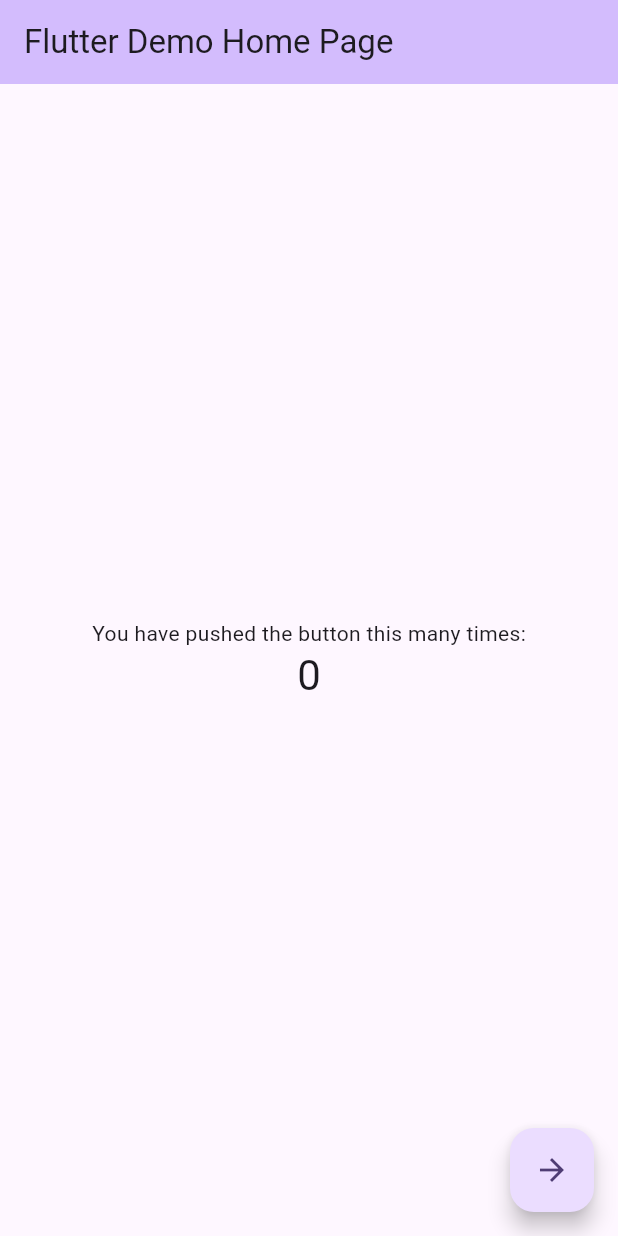
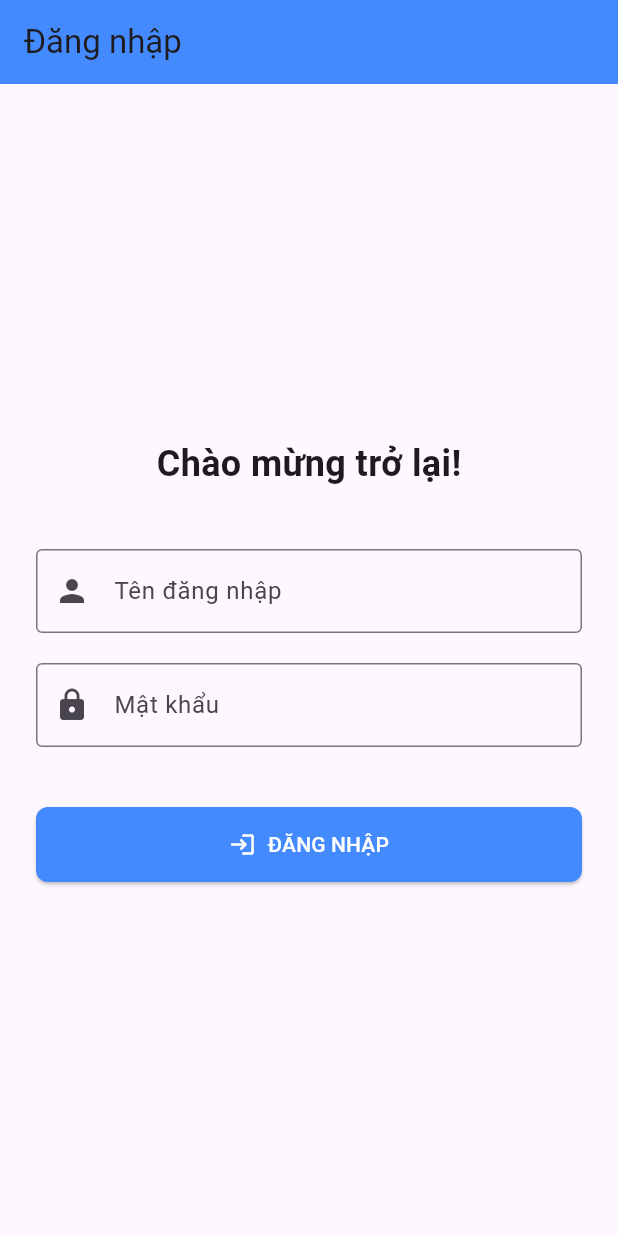
Before and after one commit to HuuNhanHUST/LanguageLearningApp-Flutter-Dart, a Flutter app: the screen it shows after launch, on a phone screen of 412 x 824 dp. Run offline on Flutter 3.47's test engine with Material 3 defaults, Android fonts, the phone set to English and light mode, and no system bars; our stand-ins replace flutter_riverpod, flutter_secure_storage.

Commit message:
FE(Auth): Implement Riverpod for auth state and secure JWT storage

```diff
--- a/languagelearningapp/lib/main.dart
+++ b/languagelearningapp/lib/main.dart
@@ -1,22 +1,16 @@
 import 'package:flutter/material.dart';
-import 'package:go_router/go_router.dart';
-
-// Define the router with two simple routes: home and details
-final GoRouter _router = GoRouter(
-  routes: [
-    GoRoute(
-      path: '/',
-      builder: (context, state) => const MyHomePage(title: 'Flutter Demo Home Page'),
-    ),
-    GoRoute(
-      path: '/details',
-      builder: (context, state) => const DetailsPage(),
-    ),
-  ],
-);
+import 'package:flutter_riverpod/flutter_riverpod.dart';
+import 'screens/home_screen.dart'; // Đã tạo: Home Screen
+import 'screens/login_screen.dart'; // Đã tạo: Login Screen
+import 'providers/auth_notifier.dart'; // Đã tạo: Auth Notifier
 
 void main() {
-  runApp(const MyApp());
+  // Bắt buộc bọc MyApp bằng ProviderScope
+  runApp(
+    const ProviderScope(
+      child: MyApp(),
+    ),
+  );
 }
 
 class MyApp extends StatelessWidget {
@@ -25,129 +19,52 @@ class MyApp extends StatelessWidget {
   // This widget is the root of your application.
   @override
   Widget build(BuildContext context) {
-    return MaterialApp.router(
-      title: 'Flutter Demo',
+    return MaterialApp(
+      title: 'Language Learning App',
       theme: ThemeData(
         colorScheme: ColorScheme.fromSeed(seedColor: Colors.deepPurple),
+        useMaterial3: true,
       ),
-      routerConfig: _router,
+      // AuthGate sẽ là widget quyết định hiển thị màn hình nào
+      home: const AuthGate(),
     );
   }
 }
 
-class MyHomePage extends StatefulWidget {
-  const MyHomePage({super.key, required this.title});
-
-  // This widget is the home page of your application. It is stateful, meaning
-  // that it has a State object (defined below) that contains fields that affect
-  // how it looks.
-
-  // This class is the configuration for the state. It holds the values (in this
-  // case the title) provided by the parent (in this case the App widget) and
-  // used by the build method of the State. Fields in a Widget subclass are
-  // always marked "final".
-
-  final String title;
+/// Widget trung gian xử lý luồng điều hướng (Routing) dựa trên trạng thái AuthState.
+class AuthGate extends ConsumerWidget {
+  const AuthGate({super.key});
 
   @override
-  State<MyHomePage> createState() => _MyHomePageState();
-}
+  Widget build(BuildContext context, WidgetRef ref) {
+    // Theo dõi trạng thái xác thực
+    final authState = ref.watch(authNotifierProvider);
 
-class _MyHomePageState extends State<MyHomePage> {
-  int _counter = 0;
+    if (authState.isLoading) {
+      // 1. Đang tải: Hiển thị màn hình chờ khi kiểm tra token lúc khởi động
+      return const Scaffold(
+        body: Center(
+          child: Column(
+            mainAxisAlignment: MainAxisAlignment.center,
+            children: [
+              CircularProgressIndicator(),
+              SizedBox(height: 10),
+              Text('Đang kiểm tra phiên đăng nhập...'),
+            ],
+          ),
+        ),
+      );
+    }
 
-  void _incrementCounter() {
-    setState(() {
-      // This call to setState tells the Flutter framework that something has
-      // changed in this State, which causes it to rerun the build method below
-      // so that the display can reflect the updated values. If we changed
-      // _counter without calling setState(), then the build method would not be
-      // called again, and so nothing would appear to happen.
-      _counter++;
-    });
-  }
-
-  @override
-  Widget build(BuildContext context) {
-    // This method is rerun every time setState is called, for instance as done
-    // by the _incrementCounter method above.
-    //
-    // The Flutter framework has been optimized to make rerunning build methods
-    // fast, so that you can just rebuild anything that needs updating rather
-    // than having to individually change instances of widgets.
-    return Scaffold(
-      appBar: AppBar(
-        // TRY THIS: Try changing the color here to a specific color (to
-        // Colors.amber, perhaps?) and trigger a hot reload to see the AppBar
-        // change color while the other colors stay the same.
-        backgroundColor: Theme.of(context).colorScheme.inversePrimary,
-        // Here we take the value from the MyHomePage object that was created by
-        // the App.build method, and use it to set our appbar title.
-        title: Text(widget.title),
-      ),
-      body: Center(
-        // Center is a layout widget. It takes a single child and positions it
-        // in the middle of the parent.
-        child: Column(
-          // Column is also a layout widget. It takes a list of children and
-          // arranges them vertically. By default, it sizes itself to fit its
-          // children horizontally, and tries to be as tall as its parent.
-          //
-          // Column has various properties to control how it sizes itself and
-          // how it positions its children. Here we use mainAxisAlignment to
-          // center the children vertically; the main axis here is the vertical
-          // axis because Columns are vertical (the cross axis would be
-          // horizontal).
-          //
-          // TRY THIS: Invoke "debug painting" (choose the "Toggle Debug Paint"
-          // action in the IDE, or press "p" in the console), to see the
-          // wireframe for each widget.
-          mainAxisAlignment: MainAxisAlignment.center,
-          children: <Widget>[
-            const Text('You have pushed the button this many times:'),
-            Text(
-              '$_counter',
-              style: Theme.of(context).textTheme.headlineMedium,
-            ),
-          ],
-        ),
-      ),
-      floatingActionButton: FloatingActionButton(
-        onPressed: () {
-          // Keep increment behavior and also navigate to details page
-          _incrementCounter();
-          context.go('/details');
-        },
-        tooltip: 'Increment & go',
-        child: const Icon(Icons.arrow_forward),
-      ), // This trailing comma makes auto-formatting nicer for build methods.
-    );
+    if (authState.isAuthenticated) {
+      // 2. Đã xác thực: Chuyển đến Trang Chủ
+      return const HomeScreen();
+    } else {
+      // 3. Chưa xác thực: Chuyển đến Trang Đăng nhập
+      return const LoginScreen();
+    }
   }
 }
 
-
-class DetailsPage extends StatelessWidget {
-  const DetailsPage({super.key});
-
-  @override
-  Widget build(BuildContext context) {
-    return Scaffold(
-      appBar: AppBar(
-        title: const Text('Details'),
-      ),
-      body: Center(
-        child: Column(
-          mainAxisSize: MainAxisSize.min,
-          children: [
-            const Text('This is the details page'),
-            const SizedBox(height: 12),
-            ElevatedButton(
-              onPressed: () => context.pop(),
-              child: const Text('Go back'),
-            ),
-          ],
-        ),
-      ),
-    );
-  }
-}
+// **LƯU Ý:** // Các widget cũ như GoRouter, MyHomePage, và DetailsPage đã được loại bỏ
+// để giữ cho file main.dart tập trung vào luồng xác thực mới.
--- /dev/null
+++ b/languagelearningapp/lib/providers/auth_notifier.dart
@@ -0,0 +1,91 @@
+import 'package:flutter_riverpod/flutter_riverpod.dart';
+import '../services/secure_storage_service.dart'; // Giả sử file này đã có
+
+// --- 1. Provider cho SecureStorageService (Phải có để inject) ---
+final secureStorageServiceProvider = Provider((ref) => SecureStorageService());
+
+// --- 2. Định nghĩa AuthState (Trạng thái) ---
+// Chứa dữ liệu về trạng thái xác thực hiện tại
+class AuthState {
+  final String? token;
+  final bool isAuthenticated;
+  final bool isLoading;
+
+  AuthState({this.token, this.isAuthenticated = false, this.isLoading = false});
+
+  // Hàm copyWith giúp tạo trạng thái mới dễ dàng hơn
+  AuthState copyWith({
+    String? token,
+    bool? isAuthenticated,
+    bool? isLoading,
+  }) {
+    return AuthState(
+      token: token ?? this.token,
+      isAuthenticated: isAuthenticated ?? this.isAuthenticated,
+      isLoading: isLoading ?? this.isLoading,
+    );
+  }
+}
+
+// --- 3. AuthNotifier (Logic) ---
+// Chứa các hàm login, logout và khôi phục trạng thái
+class AuthNotifier extends StateNotifier<AuthState> {
+  final SecureStorageService _storageService;
+
+  // Khởi tạo AuthNotifier với trạng thái ban đầu là Đang tải (Loading)
+  AuthNotifier(this._storageService) : super(AuthState(isLoading: true)) {
+    // Gọi hàm khôi phục trạng thái ngay khi Notifier được tạo
+    _initializeAuth();
+  }
+
+  /// Khôi phục trạng thái xác thực khi khởi động ứng dụng
+  Future<void> _initializeAuth() async {
+    final String? token = await _storageService.readToken();
+
+    if (token != null) {
+      // Giả định token hợp lệ, chuyển sang trạng thái đã đăng nhập
+      state = state.copyWith(token: token, isAuthenticated: true, isLoading: false);
+    } else {
+      // Không có token, chuyển sang trạng thái chờ đăng nhập
+      state = state.copyWith(isLoading: false);
+    }
+  }
+
+  /// Xử lý logic Đăng nhập
+  Future<void> login(String username, String password) async {
+    state = state.copyWith(isLoading: true);
+
+    // TODO: THỰC HIỆN GỌI API ĐĂNG NHẬP Ở ĐÂY
+    // Dùng token giả định cho mục đích demo
+    await Future.delayed(const Duration(seconds: 1)); // Mô phỏng độ trễ API
+    const String dummyToken = "jwt_token_123456";
+
+    // 1. Lưu token an toàn
+    await _storageService.saveToken(dummyToken);
+
+    // 2. Cập nhật trạng thái
+    state = state.copyWith(
+      token: dummyToken,
+      isAuthenticated: true,
+      isLoading: false,
+    );
+  }
+
+  /// Xử lý logic Đăng xuất
+  Future<void> logout() async {
+    state = state.copyWith(isLoading: true);
+
+    // 1. Xóa token khỏi bộ nhớ an toàn
+    await _storageService.deleteToken();
+
+    // 2. Cập nhật trạng thái về chưa đăng nhập
+    state = AuthState(isLoading: false); // Reset toàn bộ trạng thái
+  }
+}
+
+// --- 4. Provider cho AuthNotifier ---
+final authNotifierProvider = StateNotifierProvider<AuthNotifier, AuthState>((ref) {
+  // Lấy instance của SecureStorageService và truyền vào AuthNotifier
+  final storageService = ref.watch(secureStorageServiceProvider);
+  return AuthNotifier(storageService);
+});
--- /dev/null
+++ b/languagelearningapp/lib/screens/login_screen.dart
@@ -0,0 +1,80 @@
+import 'package:flutter/material.dart';
+import 'package:flutter_riverpod/flutter_riverpod.dart';
+import '../providers/auth_notifier.dart'; // Import AuthNotifier đã định nghĩa
+
+// LoginScreen là ConsumerWidget để tương tác với Riverpod
+class LoginScreen extends ConsumerWidget {
+  const LoginScreen({super.key});
+
+  @override
+  Widget build(BuildContext context, WidgetRef ref) {
+    // Theo dõi trạng thái isLoading
+    final isLoading = ref.watch(authNotifierProvider.select((state) => state.isLoading));
+
+    return Scaffold(
+      appBar: AppBar(
+        title: const Text('Đăng nhập'),
+        backgroundColor: Colors.blueAccent,
+      ),
+      body: Center(
+        child: Padding(
+          padding: const EdgeInsets.all(24.0),
+          child: Column(
+            mainAxisAlignment: MainAxisAlignment.center,
+            children: <Widget>[
+              const Text(
+                'Chào mừng trở lại!',
+                style: TextStyle(fontSize: 24, fontWeight: FontWeight.bold),
+              ),
+              const SizedBox(height: 40),
+              // Trường nhập liệu giả (có thể thêm TextEditingController sau)
+              const TextField(
+                decoration: InputDecoration(
+                  labelText: 'Tên đăng nhập',
+                  border: OutlineInputBorder(),
+                  prefixIcon: Icon(Icons.person),
+                ),
+              ),
+              const SizedBox(height: 20),
+              const TextField(
+                obscureText: true,
+                decoration: InputDecoration(
+                  labelText: 'Mật khẩu',
+                  border: OutlineInputBorder(),
+                  prefixIcon: Icon(Icons.lock),
+                ),
+              ),
+              const SizedBox(height: 40),
+              SizedBox(
+                width: double.infinity,
+                child: ElevatedButton.icon(
+                  onPressed: isLoading
+                      ? null // Vô hiệu hóa khi đang tải
+                      : () async {
+                    // Gọi hàm login từ AuthNotifier
+                    // Username/Password cứng: 'user'/'pass'
+                    await ref.read(authNotifierProvider.notifier).login('user', 'pass');
+                  },
+                  style: ElevatedButton.styleFrom(
+                    backgroundColor: Colors.blueAccent,
+                    foregroundColor: Colors.white,
+                    padding: const EdgeInsets.symmetric(vertical: 15),
+                    shape: RoundedRectangleBorder(borderRadius: BorderRadius.circular(8)),
+                  ),
+                  icon: isLoading
+                      ? const SizedBox(
+                    width: 20,
+                    height: 20,
+                    child: CircularProgressIndicator(color: Colors.white, strokeWidth: 3),
+                  )
+                      : const Icon(Icons.login),
+                  label: Text(isLoading ? 'Đang đăng nhập...' : 'ĐĂNG NHẬP'),
+                ),
+              ),
+            ],
+          ),
+        ),
+      ),
+    );
+  }
+}
--- /dev/null
+++ b/languagelearningapp/lib/services/secure_storage_service.dart
@@ -0,0 +1,47 @@
+import 'package:flutter_secure_storage/flutter_secure_storage.dart';
+
+// Đây là một ví dụ về cách bạn có thể định nghĩa một Provider để truy cập Service này
+// nếu bạn đang dùng Riverpod. Nếu dùng Provider, bạn sẽ định nghĩa khác.
+// final secureStorageServiceProvider = Provider((ref) => SecureStorageService());
+
+class SecureStorageService {
+  // 1. Khởi tạo FlutterSecureStorage
+  // Dùng `const` nếu bạn muốn tạo một instance cố định.
+  final FlutterSecureStorage _storage = const FlutterSecureStorage();
+
+  // 2. Định nghĩa Key để lưu trữ Token
+  // Nên đặt Key là hằng số (const) để tránh gõ nhầm.
+  static const String _tokenKey = 'jwt_token';
+  static const String _refreshTokenKey = 'refresh_token'; // Gợi ý: Nếu cần lưu refresh token
+
+  // --- Các Hàm Thao Tác với Token Chính (JWT) ---
+
+  /// Lưu trữ JWT token vào bộ nhớ an toàn.
+  Future<void> saveToken(String token) async {
+    // Luôn luôn kiểm tra lỗi nếu cần, nhưng `write` thường an toàn.
+    await _storage.write(key: _tokenKey, value: token);
+    print('Token đã được lưu trữ thành công.');
+  }
+
+  /// Đọc JWT token từ bộ nhớ an toàn.
+  /// Trả về String? (null nếu không tìm thấy token).
+  Future<String?> readToken() async {
+    final token = await _storage.read(key: _tokenKey);
+    return token;
+  }
+
+  /// Xóa JWT token khỏi bộ nhớ an toàn (dùng khi đăng xuất).
+  Future<void> deleteToken() async {
+    await _storage.delete(key: _tokenKey);
+    print('Token đã được xóa khỏi bộ nhớ an toàn.');
+  }
+
+  // --- Gợi ý: Các hàm hỗ trợ khác ---
+
+  /// Xóa toàn bộ dữ liệu (tất cả keys) đã được lưu trữ bởi ứng dụng này.
+  /// Cần thận trọng khi sử dụng.
+  Future<void> deleteAll() async {
+    await _storage.deleteAll();
+    print('Tất cả dữ liệu đã được xóa.');
+  }
+}
--- a/languagelearningapp/pubspec.yaml
+++ b/languagelearningapp/pubspec.yaml
@@ -30,6 +30,12 @@ environment:
 dependencies:
   flutter:
     sdk: flutter
+
+  # Thêm flutter_riverpod vào đây
+  flutter_riverpod: ^2.5.1
+
+  # Thêm flutter_secure_storage vào đây
+  flutter_secure_storage: ^9.0.0
 
   # The following adds the Cupertino Icons font to your application.
   # Use with the CupertinoIcons class for iOS style icons.
```
Also changed, not shown: languagelearningapp/lib/screens/home_screen.dart (added, +57 -0 lines), languagelearningapp/pubspec.lock, 5 other files.
